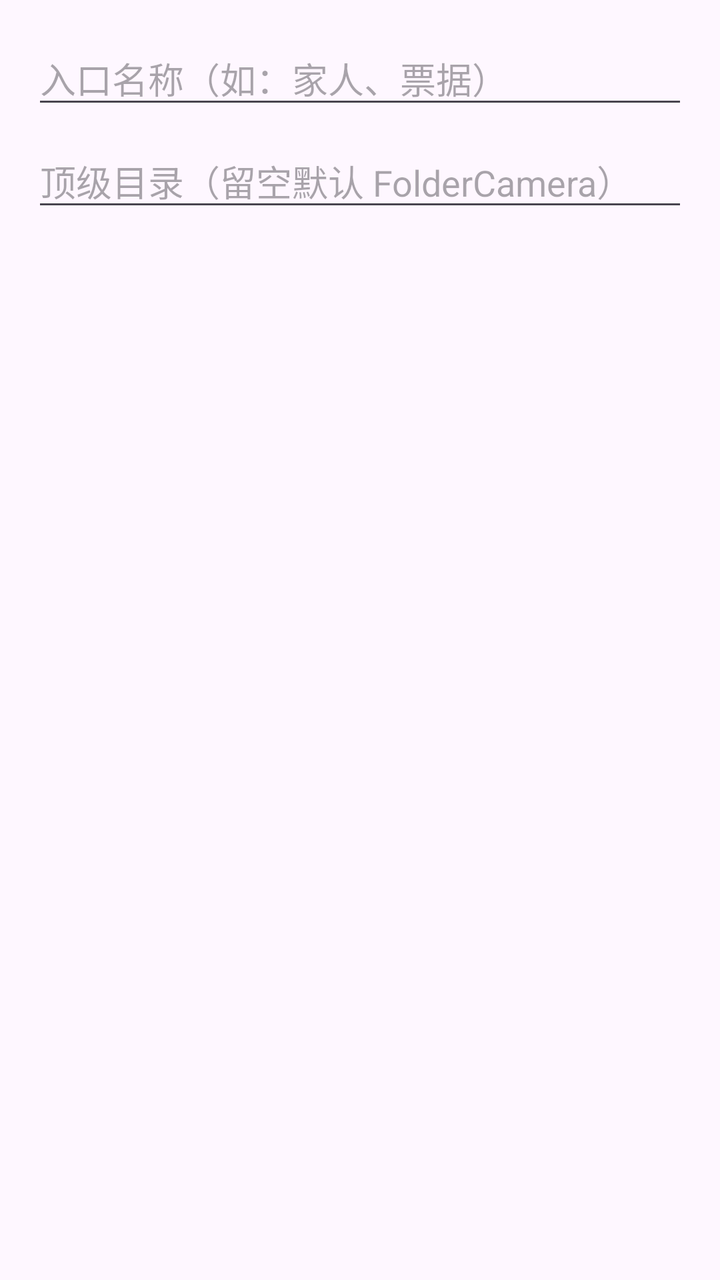
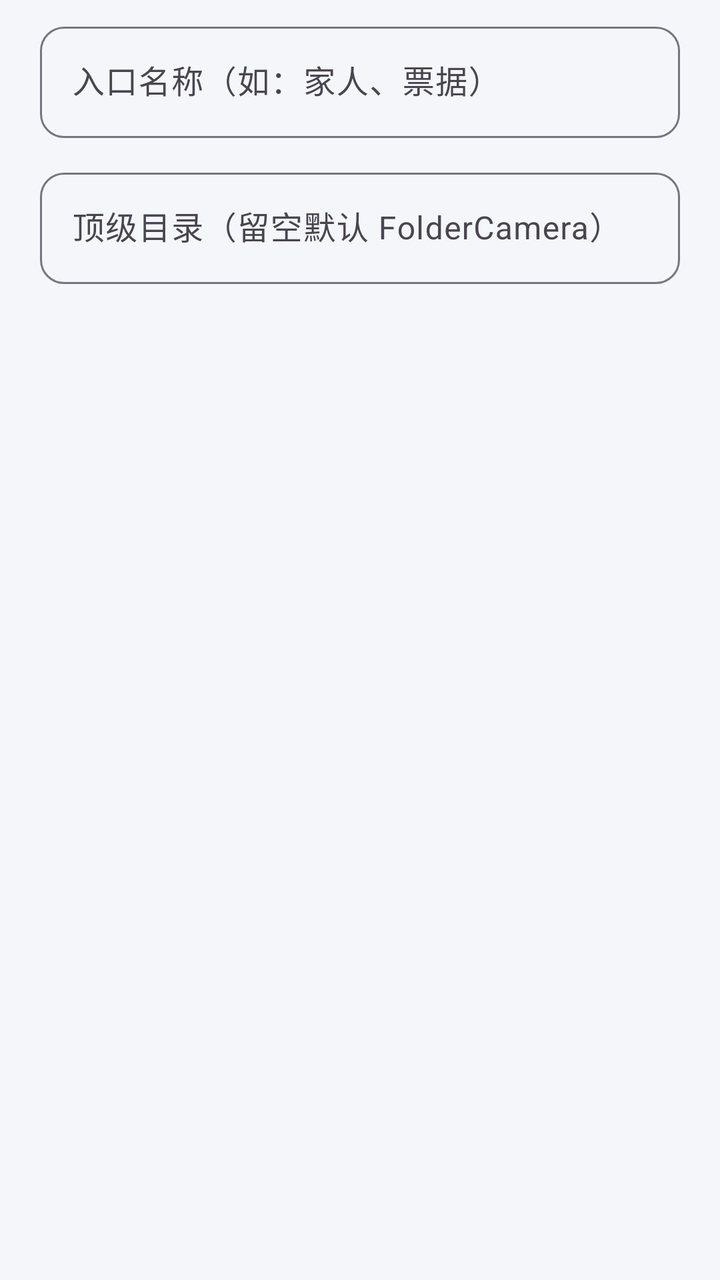

An Android layout rendered at two revisions. The XML below is the earlier revision; the diff shows what the commit changed to produce the second picture.
<!-- AndroidManifest.xml: application theme Theme.MultiFolderCamera -->
<!-- res/layout/dialog_add_folder.xml -->
<?xml version="1.0" encoding="utf-8"?>
<LinearLayout xmlns:android="http://schemas.android.com/apk/res/android"
    android:orientation="vertical"
    android:padding="16dp"
    android:layout_width="match_parent"
    android:layout_height="wrap_content">

    <EditText
        android:id="@+id/etName"
        android:hint="入口名称（如：家人、票据）"
        android:inputType="text"
        android:layout_width="match_parent"
        android:layout_height="wrap_content" />

    <EditText
        android:id="@+id/etRoot"
        android:hint="顶级目录（留空默认 FolderCamera）"
        android:inputType="text"
        android:layout_marginTop="8dp"
        android:layout_width="match_parent"
        android:layout_height="wrap_content" />
</LinearLayout>
<!-- resources referenced by this layout -->
<resources>
  <style name="Theme.MultiFolderCamera" parent="Theme.Material3.DayNight.NoActionBar">
          <item name="colorPrimary">@color/purple_500</item>
          <item name="colorPrimaryDark">@color/purple_700</item>
          <item name="colorAccent">@color/teal_200</item>
      </style>
  <color name="purple_500">#6200EE</color>
  <color name="purple_700">#3700B3</color>
  <color name="teal_200">#03DAC5</color>
</resources>

<!-- the commit's change to res/layout/dialog_add_folder.xml (unified diff, before → after) -->
@@ -1,22 +1,48 @@
 <?xml version="1.0" encoding="utf-8"?>
 <LinearLayout xmlns:android="http://schemas.android.com/apk/res/android"
+    xmlns:app="http://schemas.android.com/apk/res-auto"
+    android:layout_width="match_parent"
+    android:layout_height="wrap_content"
     android:orientation="vertical"
-    android:padding="16dp"
-    android:layout_width="match_parent"
-    android:layout_height="wrap_content">
+    android:paddingStart="20dp"
+    android:paddingTop="8dp"
+    android:paddingEnd="20dp"
+    android:paddingBottom="4dp">
 
-    <EditText
-        android:id="@+id/etName"
+    <com.google.android.material.textfield.TextInputLayout
+        android:layout_width="match_parent"
+        android:layout_height="wrap_content"
         android:hint="入口名称（如：家人、票据）"
-        android:inputType="text"
+        app:boxBackgroundMode="outline"
+        app:boxCornerRadiusBottomEnd="12dp"
+        app:boxCornerRadiusBottomStart="12dp"
+        app:boxCornerRadiusTopEnd="12dp"
+        app:boxCornerRadiusTopStart="12dp">
+
+        <com.google.android.material.textfield.TextInputEditText
+            android:id="@+id/etName"
+            android:layout_width="match_parent"
+            android:layout_height="wrap_content"
+            android:inputType="text"
+            android:maxLines="1" />
+    </com.google.android.material.textfield.TextInputLayout>
+
+    <com.google.android.material.textfield.TextInputLayout
         android:layout_width="match_parent"
-        android:layout_height="wrap_content" />
+        android:layout_height="wrap_content"
+        android:layout_marginTop="12dp"
+        android:hint="顶级目录（留空默认 FolderCamera）"
+        app:boxBackgroundMode="outline"
+        app:boxCornerRadiusBottomEnd="12dp"
+        app:boxCornerRadiusBottomStart="12dp"
+        app:boxCornerRadiusTopEnd="12dp"
+        app:boxCornerRadiusTopStart="12dp">
 
-    <EditText
-        android:id="@+id/etRoot"
-        android:hint="顶级目录（留空默认 FolderCamera）"
-        android:inputType="text"
-        android:layout_marginTop="8dp"
-        android:layout_width="match_parent"
-        android:layout_height="wrap_content" />
+        <com.google.android.material.textfield.TextInputEditText
+            android:id="@+id/etRoot"
+            android:layout_width="match_parent"
+            android:layout_height="wrap_content"
+            android:inputType="text"
+            android:maxLines="1" />
+    </com.google.android.material.textfield.TextInputLayout>
 </LinearLayout>
<!-- resource entries referenced after the edit -->
@@ -1,12 +1,19 @@
 <!-- resources referenced by this layout -->
 <resources>
-  <style name="Theme.MultiFolderCamera" parent="Theme.Material3.DayNight.NoActionBar">
-          <item name="colorPrimary">@color/purple_500</item>
-          <item name="colorPrimaryDark">@color/purple_700</item>
-          <item name="colorAccent">@color/teal_200</item>
+  <style name="Theme.MultiFolderCamera" parent="Theme.Material3.Light.NoActionBar">
+          <item name="colorPrimary">@color/primary</item>
+          <item name="colorPrimaryDark">@color/primary_dark</item>
+          <item name="colorOnPrimary">@color/on_primary</item>
+          <item name="colorSurface">@color/surface</item>
+          <item name="android:windowBackground">@color/bg</item>
+          <item name="android:statusBarColor">@color/primary_dark</item>
+          <item name="android:textColorPrimary">@color/text_primary</item>
       </style>
-  <color name="purple_500">#6200EE</color>
-  <color name="purple_700">#3700B3</color>
-  <color name="teal_200">#03DAC5</color>
+  <color name="primary">#2C6BED</color>
+  <color name="primary_dark">#1E4FB0</color>
+  <color name="on_primary">#FFFFFF</color>
+  <color name="surface">#FFFFFF</color>
+  <color name="bg">#F4F6FA</color>
+  <color name="text_primary">#1B1F27</color>
 </resources>
 
